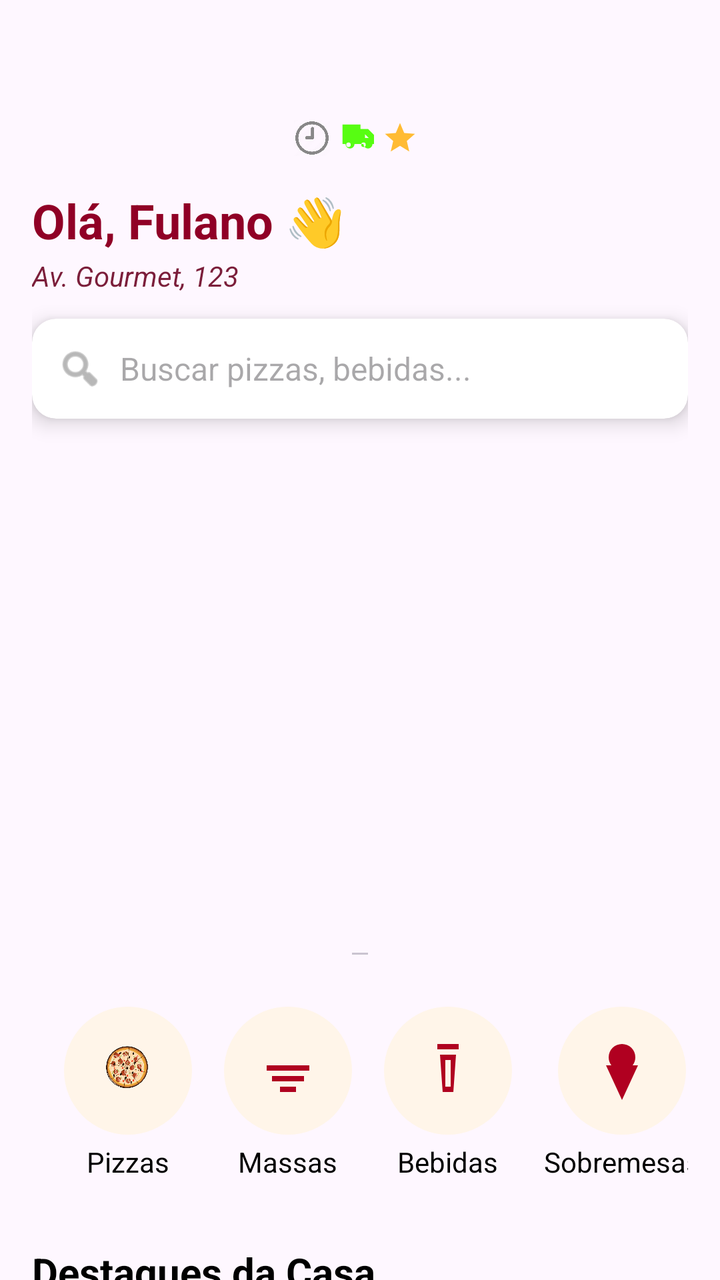
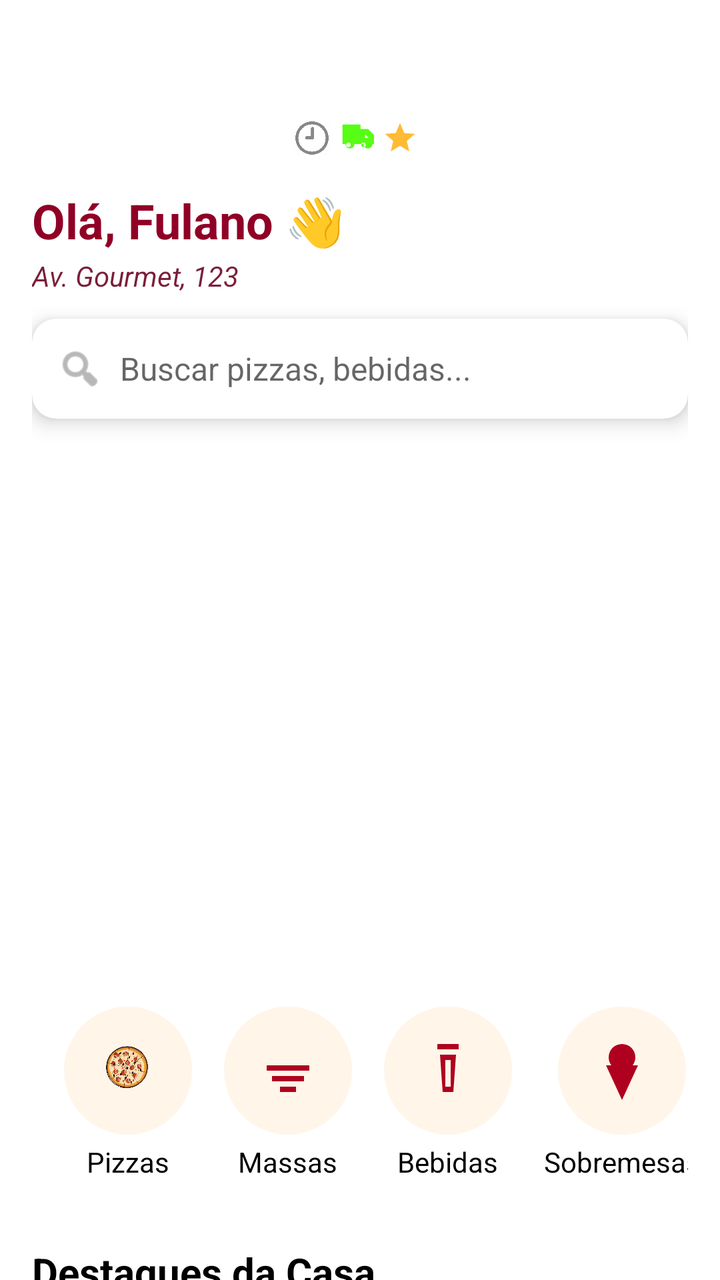

Screens rendered from an Android XML layout before and after an edit, with the pre-edit source and the edit as a unified diff.
<!-- AndroidManifest.xml: application theme Theme.Apkstelladitalia20 -->
<!-- res/layout/fragment_home.xml -->
<?xml version="1.0" encoding="utf-8"?>
<androidx.coordinatorlayout.widget.CoordinatorLayout xmlns:android="http://schemas.android.com/apk/res/android"
    xmlns:app="http://schemas.android.com/apk/res-auto"
    xmlns:tools="http://schemas.android.com/tools"
    android:id="@+id/coordinatorLayoutHome"
    android:layout_width="match_parent"
    android:layout_height="match_parent"
    android:paddingTop="32dp"
    tools:ignore="ExtraText">


    <androidx.core.widget.NestedScrollView
        android:id="@+id/nestedScroll"
        android:layout_width="match_parent"
        android:layout_height="match_parent"
        android:fillViewport="true"
        app:layout_behavior="@string/appbar_scrolling_view_behavior">


    <LinearLayout
        android:layout_width="match_parent"
        android:layout_height="wrap_content"
        android:orientation="vertical"
        android:padding="16dp">

        <LinearLayout
            android:id="@+id/blocoInfoEntrega"
            android:layout_width="match_parent"
            android:layout_height="wrap_content"
            android:orientation="horizontal"
            android:gravity="center"
            android:padding="8dp"
            android:layout_marginBottom="8dp"
            android:layout_marginTop="4dp"
            android:baselineAligned="false">

            
            <ImageView
                android:layout_width="18dp"
                android:layout_height="18dp"
                android:src="@drawable/ic_time"
                android:layout_marginEnd="4dp"
                app:tint="@color/gray" />

            <TextView
                android:id="@+id/txtTempoEntrega"
                android:layout_width="wrap_content"
                android:layout_height="wrap_content"
                android:text="..."
                android:visibility="gone"
                android:textSize="14sp"
                android:tag="tempoEntregaVisivel"
                android:textColor="@color/gray"
                android:layout_marginEnd="12dp" />

            
            <ImageView
                android:layout_width="18dp"
                android:layout_height="18dp"
                android:src="@drawable/ic_truck"
                android:layout_marginEnd="4dp"
                app:tint="#57FD12" />

            <TextView
                android:id="@+id/txtFrete"
                android:layout_width="wrap_content"
                android:layout_height="wrap_content"
                android:text="..."
                android:visibility="gone"
                android:textSize="14sp"
                android:tag="freteVisivel"
                android:textColor="@color/gray"
                android:layout_marginEnd="12dp" />

            
            <ImageView
                android:layout_width="18dp"
                android:layout_height="18dp"
                android:src="@drawable/ic_star"
                android:layout_marginEnd="4dp"
                app:tint="@android:color/holo_orange_light" />

            <TextView
                android:id="@+id/txtAvaliacao"
                android:layout_width="wrap_content"
                android:layout_height="wrap_content"
                android:text="..."
                android:visibility="gone"
                android:tag="avaliacaoVisivel"
                android:textSize="14sp"
                android:textColor="@color/gray" />
        </LinearLayout>

        
        <TextView
            android:id="@+id/tvSaudacao"
            android:layout_width="wrap_content"
            android:layout_height="wrap_content"
            android:text="Olá, Fulano 👋"
            android:textColor="@color/vermelho"
            android:textSize="24sp"
            android:textStyle="bold" />

        
        <TextView
            android:id="@+id/tvEndereco"
            android:layout_width="wrap_content"
            android:layout_height="wrap_content"
            android:clickable="true"
            android:focusable="true"
            android:paddingTop="2dp"
            android:text="Av. Gourmet, 123"
            android:textColor="@color/purple_700"
            android:textSize="14sp"
            android:textStyle="italic" />

        
        <androidx.cardview.widget.CardView
            android:layout_width="match_parent"
            android:layout_height="50dp"
            android:layout_marginTop="12dp"
            app:cardCornerRadius="12dp"
            app:cardElevation="6dp">

            <LinearLayout
                android:layout_width="match_parent"
                android:layout_height="match_parent"
                android:gravity="center_vertical"
                android:orientation="horizontal"
                android:paddingStart="12dp">

                <ImageView
                    android:layout_width="24dp"
                    android:layout_height="24dp"
                    android:src="@android:drawable/ic_menu_search"
                    app:tint="#888" />

                <EditText
                    android:id="@+id/etBusca"
                    android:layout_width="match_parent"
                    android:layout_height="wrap_content"
                    android:background="@android:color/transparent"
                    android:hint="Buscar pizzas, bebidas..."
                    android:inputType="text"
                    android:imeOptions="actionSearch"
                    android:paddingStart="8dp"
                    android:textColor="#000"
                    android:textSize="16sp" />
            </LinearLayout>
        </androidx.cardview.widget.CardView>

        <TextView
            android:id="@+id/textSemPromocoes"
            android:layout_width="match_parent"
            android:layout_height="wrap_content"
            android:padding="16dp"
            android:text="Nenhuma promoção disponível no momento!"
            android:textAlignment="center"
            android:textColor="@android:color/darker_gray"
            android:textSize="16sp"
            android:visibility="gone" />

        
        <FrameLayout
            android:layout_width="match_parent"
            android:layout_height="250dp"
            android:layout_marginTop="20dp"
            android:background="@android:color/transparent">

            <androidx.viewpager2.widget.ViewPager2
                android:id="@+id/viewPagerPromocoes"
                android:layout_width="match_parent"
                android:layout_height="match_parent"
                android:clickable="true"
                android:focusable="true" />

            <com.google.android.material.tabs.TabLayout
                android:id="@+id/tabLayoutIndicator"
                android:layout_width="wrap_content"
                android:layout_height="wrap_content"
                android:layout_gravity="bottom|center_horizontal"
                android:layout_marginBottom="12dp"
                android:padding="4dp"
                android:layout_margin="2dp"
                app:tabGravity="center"
                app:tabIndicatorColor="@android:color/transparent"
                app:tabIndicatorHeight="0dp"
                app:tabMode="scrollable"
                app:tabRippleColor="@android:color/transparent" />

        </FrameLayout>
        

        <androidx.recyclerview.widget.RecyclerView
            android:id="@+id/rvCategorias"
            android:layout_width="match_parent"
            android:layout_height="wrap_content"
            android:layout_marginTop="16dp"
            android:nestedScrollingEnabled="false" />

        <HorizontalScrollView
            android:layout_width="match_parent"
            android:layout_height="wrap_content"
            android:background="@android:color/transparent"
            android:overScrollMode="never"
            android:paddingTop="8dp"
            android:paddingBottom="8dp"
            android:scrollbars="none">

            <LinearLayout
                android:layout_width="wrap_content"
                android:layout_height="wrap_content"
                android:gravity="center_vertical"
                android:orientation="horizontal"
                android:paddingStart="16dp"
                android:paddingEnd="16dp">

                
                <LinearLayout
                    android:id="@+id/categoriaPizza"
                    android:layout_width="wrap_content"
                    android:layout_height="wrap_content"
                    android:layout_marginEnd="16dp"
                    android:gravity="center"
                    android:onClick="scrollToPizza"
                    android:orientation="vertical">

                    <ImageView
                        android:layout_width="64dp"
                        android:layout_height="64dp"
                        android:background="@drawable/bg_categoria_circle"
                        android:padding="16dp"
                        android:src="@drawable/ic_pizza" />

                    <TextView
                        android:layout_width="wrap_content"
                        android:layout_height="wrap_content"
                        android:layout_marginTop="4dp"
                        android:text="Pizzas"
                        android:textColor="@android:color/black"
                        android:textSize="14sp" />
                </LinearLayout>

                
                <LinearLayout
                    android:id="@+id/categoriaMassas"
                    android:layout_width="wrap_content"
                    android:layout_height="wrap_content"
                    android:layout_marginEnd="16dp"
                    android:gravity="center"
                    android:onClick="scrollToMassas"
                    android:orientation="vertical">

                    <ImageView
                        android:layout_width="64dp"
                        android:layout_height="64dp"
                        android:background="@drawable/bg_categoria_circle"
                        android:padding="16dp"
                        android:src="@drawable/ic_massas" />

                    <TextView
                        android:layout_width="wrap_content"
                        android:layout_height="wrap_content"
                        android:layout_marginTop="4dp"
                        android:text="Massas"
                        android:textColor="@android:color/black"
                        android:textSize="14sp" />
                </LinearLayout>

                
                <LinearLayout
                    android:id="@+id/categoriaBebidas"
                    android:layout_width="wrap_content"
                    android:layout_height="wrap_content"
                    android:layout_marginEnd="16dp"
                    android:gravity="center"
                    android:onClick="scrollToBebidas"
                    android:orientation="vertical">

                    <ImageView
                        android:layout_width="64dp"
                        android:layout_height="64dp"
                        android:background="@drawable/bg_categoria_circle"
                        android:padding="16dp"
                        android:src="@drawable/ic_bebidas" />

                    <TextView
                        android:layout_width="wrap_content"
                        android:layout_height="wrap_content"
                        android:layout_marginTop="4dp"
                        android:text="Bebidas"
                        android:textColor="@android:color/black"
                        android:textSize="14sp" />
                </LinearLayout>

                
                <LinearLayout
                    android:id="@+id/categoriaSobremesas"
                    android:layout_width="wrap_content"
                    android:layout_height="wrap_content"
                    android:layout_marginEnd="16dp"
                    android:gravity="center"
                    android:onClick="scrollToSobremesas"
                    android:orientation="vertical">

                    <ImageView
                        android:layout_width="64dp"
                        android:layout_height="64dp"
                        android:background="@drawable/bg_categoria_circle"
                        android:padding="16dp"
                        android:src="@drawable/ic_sobremesas" />

                    <TextView
                        android:layout_width="wrap_content"
                        android:layout_height="wrap_content"
                        android:layout_marginTop="4dp"
                        android:text="Sobremesas"
                        android:textColor="@android:color/black"
                        android:textSize="14sp" />
                </LinearLayout>

            </LinearLayout>
        </HorizontalScrollView>

        
        <TextView
            android:id="@+id/tvDestaques"
            android:layout_width="wrap_content"
            android:layout_height="wrap_content"
            android:layout_marginTop="24dp"
            android:text="Destaques da Casa"
            android:textColor="#000"
            android:textSize="20sp"
            android:textStyle="bold" />

        <androidx.recyclerview.widget.RecyclerView
            android:id="@+id/recyclerDestaques"
            android:layout_width="match_parent"
            android:layout_height="114dp"
            android:layout_marginTop="8dp"
            android:nestedScrollingEnabled="false" />



        <TextView
            android:id="@+id/tvCategoriasPizza"
            android:layout_width="wrap_content"
            android:layout_height="wrap_content"
            android:layout_marginTop="24dp"
            android:text="Por Tamanho"
            android:textColor="#000"
            android:textSize="20sp"
            android:textStyle="bold" />

        <androidx.recyclerview.widget.RecyclerView
            android:id="@+id/recyclerPizzaTamanhos"
            android:layout_width="match_parent"
            android:layout_height="wrap_content"
            android:layout_marginTop="8dp"
            android:minHeight="160dp"
            android:nestedScrollingEnabled="false"
            android:orientation="horizontal"
            tools:listitem="@layout/item_pizza_tamanho"/>

        
        <TextView
            android:id="@+id/tvProdutos"
            android:layout_width="wrap_content"
            android:layout_height="wrap_content"
            android:layout_marginTop="24dp"
            android:text="@string/cardapio"
            android:textColor="#000"
            android:textSize="20sp"
            android:textStyle="bold" />

        <androidx.recyclerview.widget.RecyclerView
            android:id="@+id/recyclerProdutos"
            android:layout_width="match_parent"
            android:layout_height="wrap_content"
            android:nestedScrollingEnabled="false"
            android:layout_marginTop="8dp"
            />

    </LinearLayout>
    </androidx.core.widget.NestedScrollView>
</androidx.coordinatorlayout.widget.CoordinatorLayout>
<!-- res/layout/item_pizza_tamanho.xml (included above) -->
<LinearLayout xmlns:android="http://schemas.android.com/apk/res/android"
    android:layout_width="160dp"
    android:layout_height="wrap_content"
    android:orientation="vertical"
    android:padding="8dp"
    android:layout_marginEnd="12dp"
    android:background="@drawable/bg_card_pizza"
    android:elevation="4dp"
    android:gravity="center">

    <ImageView
        android:id="@+id/imgPizza"
        android:layout_width="match_parent"
        android:layout_height="120dp"
        android:scaleType="centerCrop"
        android:src="@drawable/ic_pizza" />

    <TextView
        android:id="@+id/txtNome"
        android:layout_width="match_parent"
        android:layout_height="wrap_content"
        android:text="Pizza Grande"
        android:textStyle="bold"
        android:textColor="#000"
        android:textSize="16sp"
        android:paddingTop="6dp" />

    <TextView
        android:id="@+id/txtDetalhes"
        android:layout_width="match_parent"
        android:layout_height="wrap_content"
        android:text="8 pedaços"
        android:textColor="#666"
        android:textSize="14sp"
        android:paddingTop="2dp" />

    <TextView
        android:id="@+id/txtPreco"
        android:layout_width="match_parent"
        android:layout_height="wrap_content"
        android:text="a partir de R$ 44,99"
        android:textColor="#E53935"
        android:textStyle="bold"
        android:textSize="15sp"
        android:paddingTop="4dp" />
</LinearLayout>
<!-- resources referenced by this layout -->
<resources>
  <color name="gray">#888888</color>
  <color name="purple_700">#7B1E3A</color>
  <color name="vermelho">#900026</color>
  <!-- drawable bg_card_pizza (drawable) -->
  <shape xmlns:android="http://schemas.android.com/apk/res/android">
      <solid android:color="#FFFFFF"/>
      <corners android:radius="12dp"/>
      <stroke android:width="1dp" android:color="#DDDDDD"/>
  </shape>
  <!-- drawable bg_categoria_circle (drawable) -->
  <?xml version="1.0" encoding="utf-8"?>
  <shape xmlns:android="http://schemas.android.com/apk/res/android"
      android:shape="oval">
      <solid android:color="#FFF5E9" />
      <size
          android:width="72dp"
          android:height="72dp" />
  </shape>
  <!-- drawable ic_bebidas (drawable) -->
  <vector xmlns:android="http://schemas.android.com/apk/res/android"
      android:width="24dp" android:height="24dp"
      android:viewportWidth="24" android:viewportHeight="24">
      <path
          android:fillColor="#B00020"
          android:pathData="M8,2v2h8v-2h-8zm1,4l1,14h4l1-14h-6zm2,2h2v10h-2v-10z" />
  </vector>
  <!-- drawable ic_massas (drawable) -->
  <vector xmlns:android="http://schemas.android.com/apk/res/android"
      android:width="24dp" android:height="24dp"
      android:viewportWidth="24" android:viewportHeight="24">
      <path
          android:fillColor="#B00020"
          android:pathData="M4,10h16v2H4v-2zm2,4h12v2H6v-2zm3,4h6v2H9v-2z" />
  </vector>
  <!-- drawable ic_pizza: png bitmap (drawable, 224029 bytes) -->
  <!-- drawable ic_sobremesas (drawable) -->
  <vector xmlns:android="http://schemas.android.com/apk/res/android"
      android:width="24dp" android:height="24dp"
      android:viewportWidth="24" android:viewportHeight="24">
      <path
          android:fillColor="#B00020"
          android:pathData="M12,2a5,5 0 0,0 -5,5 5,5 0 0,0 1,3H6l6,13 6,-13h-2a5,5 0 0,0 1,-3 5,5 0 0,0 -5,-5z" />
  </vector>
  <!-- drawable ic_star (drawable) -->
  <vector xmlns:android="http://schemas.android.com/apk/res/android"
      android:width="24dp" android:height="24dp"
      android:viewportWidth="24" android:viewportHeight="24">
      <path
          android:fillColor="#FFC107"
          android:pathData="M12,17.27L18.18,21l-1.64,-7.03L22,9.24l-7.19,-0.61L12,2 9.19,8.63 2,9.24l5.46,4.73L5.82,21z"/>
  </vector>
  <!-- drawable ic_time: webp bitmap (drawable, 10942 bytes) -->
  <!-- drawable ic_truck (drawable) -->
  <vector xmlns:android="http://schemas.android.com/apk/res/android"
      android:width="24dp" android:height="24dp"
      android:viewportWidth="24" android:viewportHeight="24">
      <path
          android:fillColor="#FF000000"
          android:pathData="M3,3v13h2a3,3 0,0 0,6 0h6a3,3 0,0 0,6 0h1v-6l-4-4h-5V3H3zM18,9.5l2.5,2.5H18v-2.5zM7,18a1.5,1.5 0,1 1,1.5 -1.5A1.5,1.5 0,0 1,7,18zM17,18a1.5,1.5 0,1 1,1.5 -1.5A1.5,1.5 0,0 1,17,18z"/>
  </vector>
  <string name="cardapio">Cardápio</string>
  <style name="Theme.Apkstelladitalia20" parent="Theme.Material3.DayNight.NoActionBar">
          
          <item name="colorPrimary">@color/colorPrimary</item>
          <item name="colorPrimaryVariant">@color/colorPrimaryDark</item>
          <item name="colorOnPrimary">@android:color/white</item>
          <item name="android:statusBarColor">@color/colorPrimaryDark</item>
          <item name="android:navigationBarColor">@color/colorPrimary</item>
  
          
          <item name="tabBackground">@android:color/transparent</item>
          <item name="tabIndicator">@null</item>
      </style>
  <color name="colorPrimary">#C62828</color>
  <color name="colorPrimaryDark">#8E0000</color>
</resources>

<!-- the commit's change to res/layout/fragment_home.xml (unified diff, before → after) -->
@@ -338,7 +338,9 @@
             android:layout_width="match_parent"
             android:layout_height="114dp"
             android:layout_marginTop="8dp"
-            android:nestedScrollingEnabled="false" />
+            android:nestedScrollingEnabled="false"
+            app:layout_anchor="@+id/nestedScroll"
+            app:layout_anchorGravity="bottom|center" />
 
 
 
@@ -347,7 +349,7 @@
             android:layout_width="wrap_content"
             android:layout_height="wrap_content"
             android:layout_marginTop="24dp"
-            android:text="Por Tamanho"
+            android:text="Por Tamanho(Salgada)"
             android:textColor="#000"
             android:textSize="20sp"
             android:textStyle="bold" />
@@ -362,6 +364,26 @@
             android:orientation="horizontal"
             tools:listitem="@layout/item_pizza_tamanho"/>
 
+        <TextView
+            android:id="@+id/tvCategoriasPizzaDoce"
+            android:layout_width="wrap_content"
+            android:layout_height="wrap_content"
+            android:layout_marginTop="24dp"
+            android:text="Por Tamanho (Doce)"
+            android:textColor="#000"
+            android:textSize="20sp"
+            android:textStyle="bold" />
+
+        <androidx.recyclerview.widget.RecyclerView
+            android:id="@+id/recyclerPizzaTamanhosDoce"
+            android:layout_width="match_parent"
+            android:layout_height="wrap_content"
+            android:layout_marginTop="8dp"
+            android:minHeight="160dp"
+            android:nestedScrollingEnabled="false"
+            android:orientation="horizontal"
+            tools:listitem="@layout/item_pizza_tamanho"/>
+
         
         <TextView
             android:id="@+id/tvProdutos"
@@ -381,9 +403,12 @@
             android:layout_marginTop="8dp"
             />
 
+
+
     </LinearLayout>
+
     </androidx.core.widget.NestedScrollView>
-</androidx.coordinatorlayout.widget.CoordinatorLayout>
+   </androidx.coordinatorlayout.widget.CoordinatorLayout>
 <!-- res/layout/item_pizza_tamanho.xml (included above) -->
 <LinearLayout xmlns:android="http://schemas.android.com/apk/res/android"
     android:layout_width="160dp"
<!-- resource entries referenced after the edit -->
@@ -61,19 +61,28 @@
           android:pathData="M3,3v13h2a3,3 0,0 0,6 0h6a3,3 0,0 0,6 0h1v-6l-4-4h-5V3H3zM18,9.5l2.5,2.5H18v-2.5zM7,18a1.5,1.5 0,1 1,1.5 -1.5A1.5,1.5 0,0 1,7,18zM17,18a1.5,1.5 0,1 1,1.5 -1.5A1.5,1.5 0,0 1,17,18z"/>
   </vector>
   <string name="cardapio">Cardápio</string>
-  <style name="Theme.Apkstelladitalia20" parent="Theme.Material3.DayNight.NoActionBar">
+  <style name="Theme.Apkstelladitalia20" parent="Theme.MaterialComponents.DayNight.NoActionBar">
           
           <item name="colorPrimary">@color/colorPrimary</item>
           <item name="colorPrimaryVariant">@color/colorPrimaryDark</item>
+          <item name="colorSecondary">@color/colorAccent</item>
           <item name="colorOnPrimary">@android:color/white</item>
+  
+          
           <item name="android:statusBarColor">@color/colorPrimaryDark</item>
           <item name="android:navigationBarColor">@color/colorPrimary</item>
   
           
           <item name="tabBackground">@android:color/transparent</item>
           <item name="tabIndicator">@null</item>
+  
+          
+          <item name="android:windowContentTransitions">true</item>
+          <item name="android:windowActionBar">false</item>
+          <item name="windowActionBar">false</item>
       </style>
   <color name="colorPrimary">#C62828</color>
   <color name="colorPrimaryDark">#8E0000</color>
+  <color name="colorAccent">#FFC107</color>
 </resources>
 
